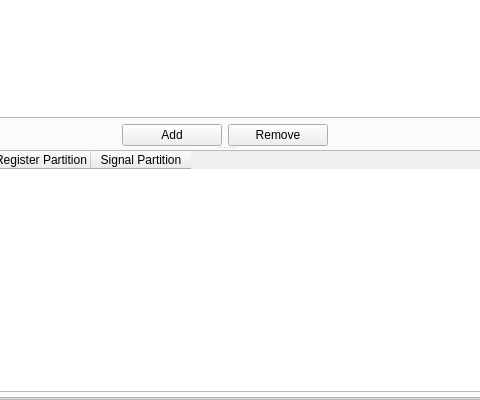
Before: the Qt Designer form chip_editor_view.ui in ZhihongLei/IASRegisterManager, drawn with Qt 5; both pictures show x 118 to 598 and y 164 to 564 of the 686 by 564 pixel window.
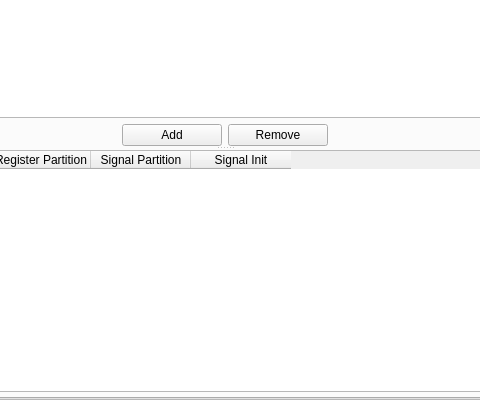
After: the same form once the commit is applied. The open tabs and pages were chosen to show the change.

```diff
--- a/chip_editor_view.ui
+++ b/chip_editor_view.ui
@@ -1239,6 +1239,11 @@
                    <string>Signal Partition</string>
                   </property>
                  </column>
+                 <column>
+                  <property name="text">
+                   <string>Signal Init</string>
+                  </property>
+                 </column>
                 </widget>
                </item>
               </layout>
```
